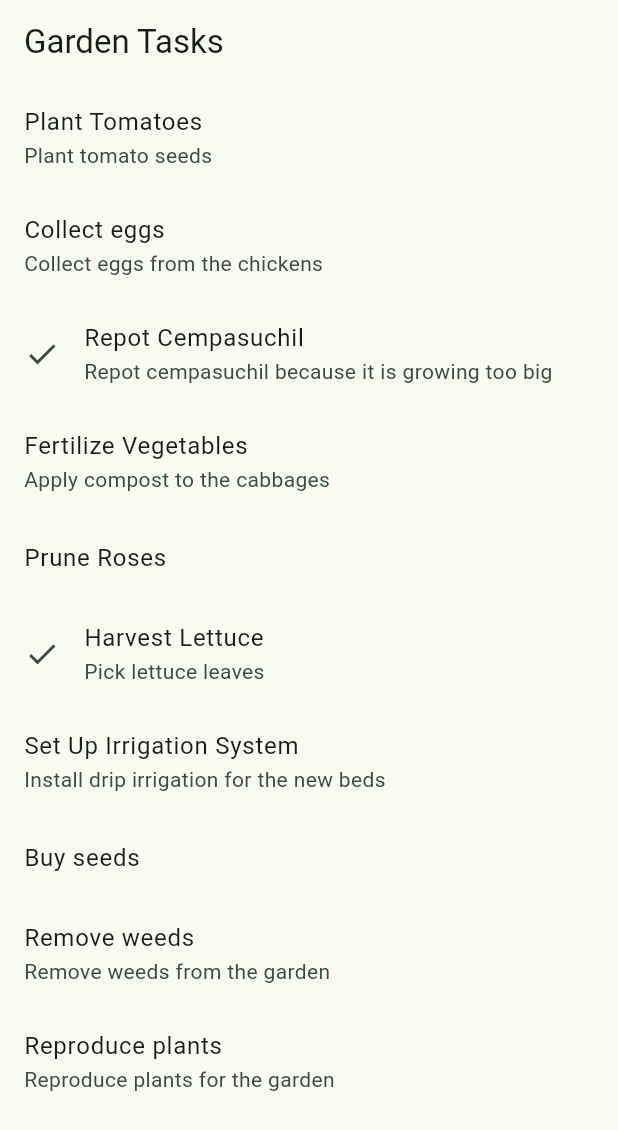
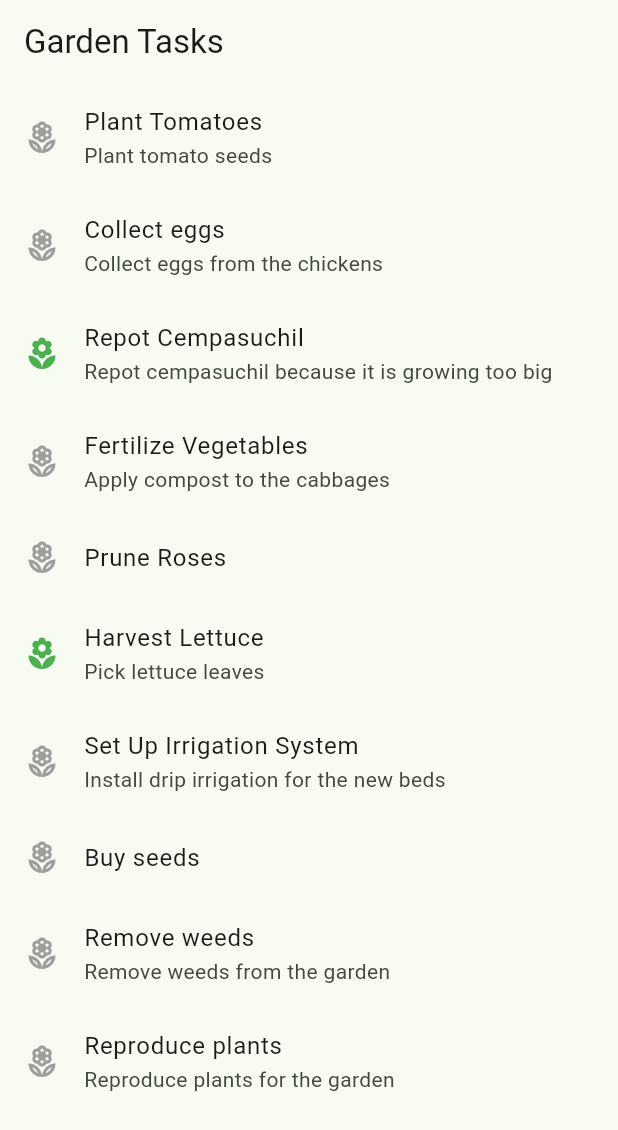
Before and after one commit to carolinasq1/garden_planner, a Flutter app: the screen it shows after launch, on a phone screen of 412 x 824 dp. Shown: the top 1130 px of the screen. Run offline on Flutter 3.47's test engine with Material 3 defaults, Android fonts, the phone set to English and light mode, and no system bars; our stand-ins replace flutter_bloc, freezed_annotation, get_it, hive, hive_flutter; accounts and stored records are empty.

Commit message:
add delete use case

```diff
--- a/lib/presentation/bloc/task_bloc.dart
+++ b/lib/presentation/bloc/task_bloc.dart
@@ -2,6 +2,7 @@ import 'package:flutter_bloc/flutter_bloc.dart';
 import '../../domain/entities/task.dart';
 import '../../domain/use_cases/get_all_tasks_use_case.dart';
 import '../../domain/use_cases/edit_task_use_case.dart';
+import '../../domain/use_cases/delete_task_use_case.dart';
 
 part 'task_event.dart';
 part 'task_state.dart';
@@ -9,11 +10,16 @@ part 'task_state.dart';
 class TaskBloc extends Bloc<TaskEvent, TaskState> {
   final GetAllTasksUseCase getAllTasksUseCase;
   final EditTaskUseCase editTaskUseCase;
+  final DeleteTaskUseCase deleteTaskUseCase;
 
-  TaskBloc({required this.getAllTasksUseCase, required this.editTaskUseCase})
-    : super(TaskLoading()) {
+  TaskBloc({
+    required this.getAllTasksUseCase,
+    required this.editTaskUseCase,
+    required this.deleteTaskUseCase,
+  }) : super(TaskLoading()) {
     on<GetTasksEvent>(_onGetTasks);
     on<ToggleTaskCompletedEvent>(_onToggleTaskCompleted);
+    on<DeleteTaskEvent>(_onDeleteTask);
 
     // Automatically load tasks when BLoC is created
     add(GetTasksEvent());
@@ -45,4 +51,17 @@ class TaskBloc extends Bloc<TaskEvent, TaskState> {
       emit(TaskError(e.toString()));
     }
   }
+
+  Future<void> _onDeleteTask(
+    DeleteTaskEvent event,
+    Emitter<TaskState> emit,
+  ) async {
+    try {
+      await deleteTaskUseCase.call(event.taskId);
+      // Refresh the list
+      add(GetTasksEvent());
+    } catch (e) {
+      emit(TaskError(e.toString()));
+    }
+  }
 }
--- a/lib/presentation/bloc/task_event.dart
+++ b/lib/presentation/bloc/task_event.dart
@@ -9,3 +9,9 @@ class ToggleTaskCompletedEvent extends TaskEvent {
 
   ToggleTaskCompletedEvent(this.task);
 }
+
+class DeleteTaskEvent extends TaskEvent {
+  final String taskId;
+
+  DeleteTaskEvent(this.taskId);
+}
--- a/lib/presentation/pages/tasks_page.dart
+++ b/lib/presentation/pages/tasks_page.dart
@@ -13,8 +13,11 @@ class TasksPage extends StatelessWidget {
   @override
   Widget build(BuildContext context) {
     return BlocProvider(
-      create: (context) =>
-          TaskBloc(getAllTasksUseCase: di.getIt(), editTaskUseCase: di.getIt()),
+      create: (context) => TaskBloc(
+        getAllTasksUseCase: di.getIt(),
+        editTaskUseCase: di.getIt(),
+        deleteTaskUseCase: di.getIt(),
+      ),
       child: Scaffold(
         appBar: AppBar(title: const Text('Garden Tasks')),
         body: BlocBuilder<TaskBloc, TaskState>(
--- a/lib/presentation/widgets/task_list_item.dart
+++ b/lib/presentation/widgets/task_list_item.dart
@@ -2,6 +2,7 @@ import 'package:flutter/material.dart';
 import 'package:flutter_bloc/flutter_bloc.dart';
 import '../../domain/entities/task.dart';
 import '../bloc/task_bloc.dart';
+import 'delete_task_dialog.dart';
 
 class TaskListItem extends StatelessWidget {
   final Task task;
@@ -10,13 +11,33 @@ class TaskListItem extends StatelessWidget {
 
   @override
   Widget build(BuildContext context) {
-    return ListTile(
-      title: Text(task.name),
-      subtitle: task.description != null ? Text(task.description!) : null,
-      leading: task.isCompleted ? const Icon(Icons.check) : null,
-      onTap: () {
-        context.read<TaskBloc>().add(ToggleTaskCompletedEvent(task));
+    return Dismissible(
+      key: Key(task.id),
+      direction: DismissDirection.endToStart,
+      background: Container(
+        alignment: Alignment.centerRight,
+        padding: const EdgeInsets.symmetric(horizontal: 20),
+        color: Colors.red,
+        child: const Icon(Icons.delete, color: Colors.white),
+      ),
+      confirmDismiss: (direction) async {
+        final confirmed = await DeleteTaskDialog.show(context, task.name);
+        return confirmed ?? false;
       },
+      onDismissed: (direction) {
+        context.read<TaskBloc>().add(DeleteTaskEvent(task.id));
+      },
+      child: ListTile(
+        title: Text(task.name),
+        subtitle: task.description != null ? Text(task.description!) : null,
+        leading: Icon(
+          task.isCompleted ? Icons.local_florist : Icons.local_florist_outlined,
+          color: task.isCompleted ? Colors.green : Colors.grey,
+        ),
+        onTap: () {
+          context.read<TaskBloc>().add(ToggleTaskCompletedEvent(task));
+        },
+      ),
     );
   }
 }
```
Also changed, not shown: lib/presentation/widgets/delete_task_dialog.dart (added, +33 -0 lines).
